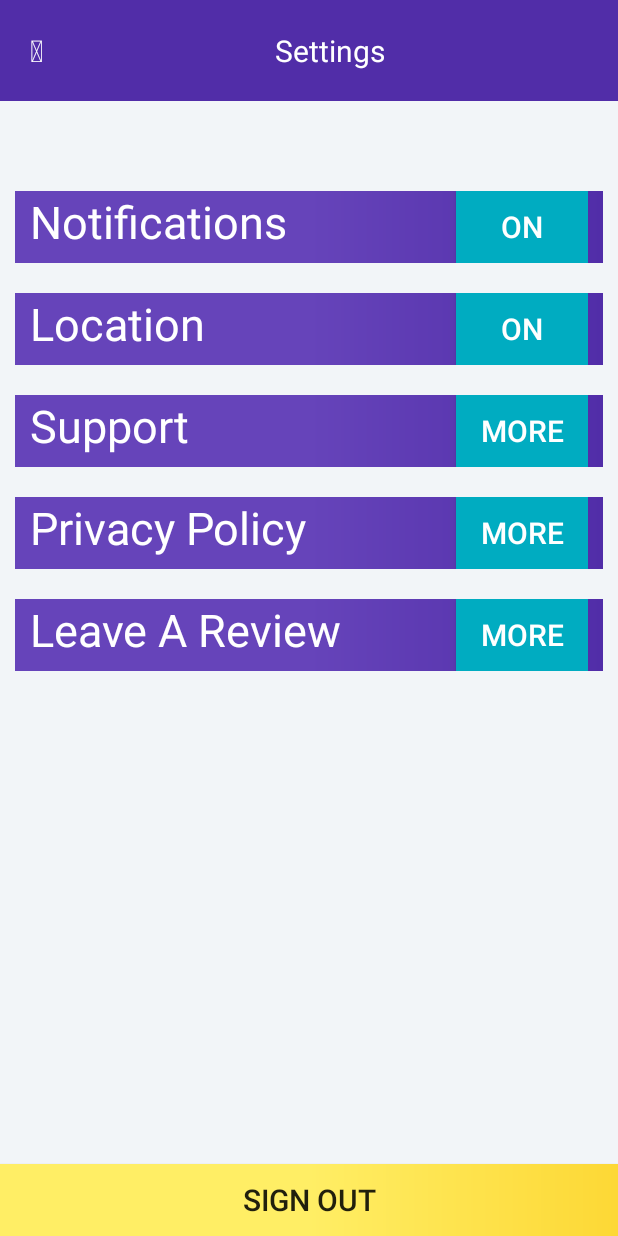
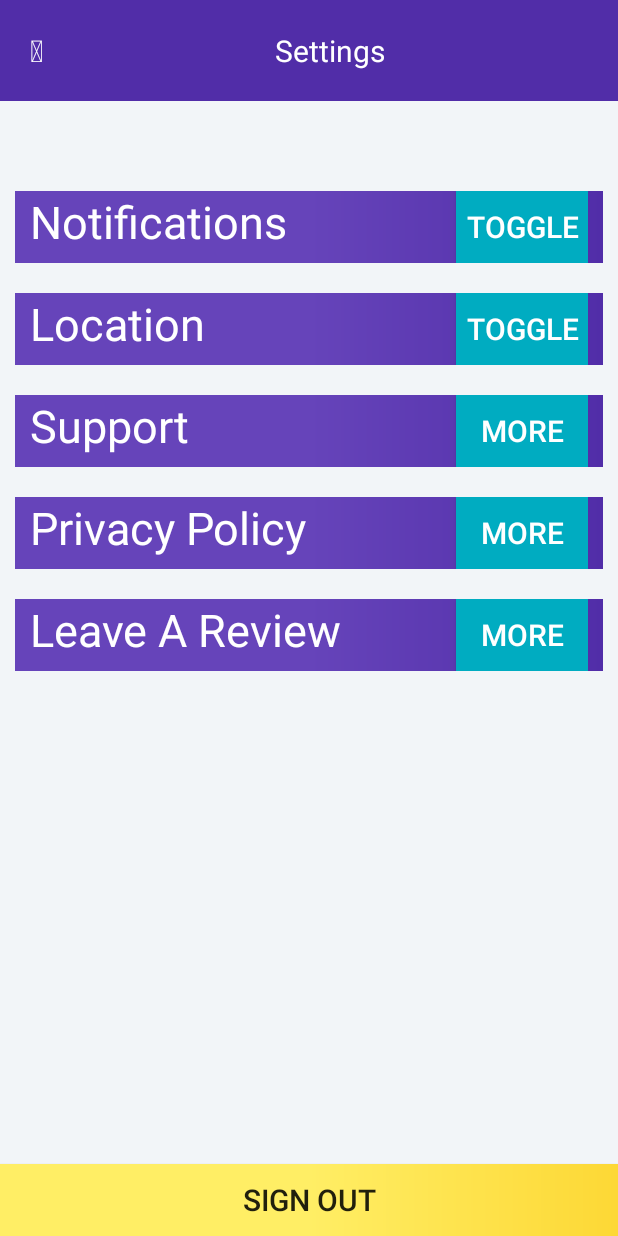
Before and after one commit to christerence/CanvasCompanion, an Android app: the layout fragment_settings.xml on its own in the app's theme, with its tools: preview values and no code run, on a phone screen of 412 x 824 dp. Run offline under Robolectric (Android 15) with nearby library versions, the phone set to English and light mode, and no system bars.

```diff
--- a/app/src/main/res/layout/fragment_settings.xml
+++ b/app/src/main/res/layout/fragment_settings.xml
@@ -72,7 +72,7 @@
                     android:id="@+id/notifications"
                     android:layout_width="wrap_content"
                     android:layout_height="wrap_content"
-                    android:text="on"
+                    android:text="Toggle"
                     android:onClick="onClickPermissions"
                     android:textSize="20sp"
                     android:background="#00acc1"
@@ -110,7 +110,7 @@
                     android:id="@+id/location"
                     android:layout_width="wrap_content"
                     android:layout_height="wrap_content"
-                    android:text="on"
+                    android:text="Toggle"
                     android:onClick="onClickPermissions"
                     android:textSize="20sp"
                     android:background="#00acc1"
```
Also changed, not shown: app/src/main/java/deaddevs/com/studentcompanion/CoreActivity.java (+14 -14 lines).
